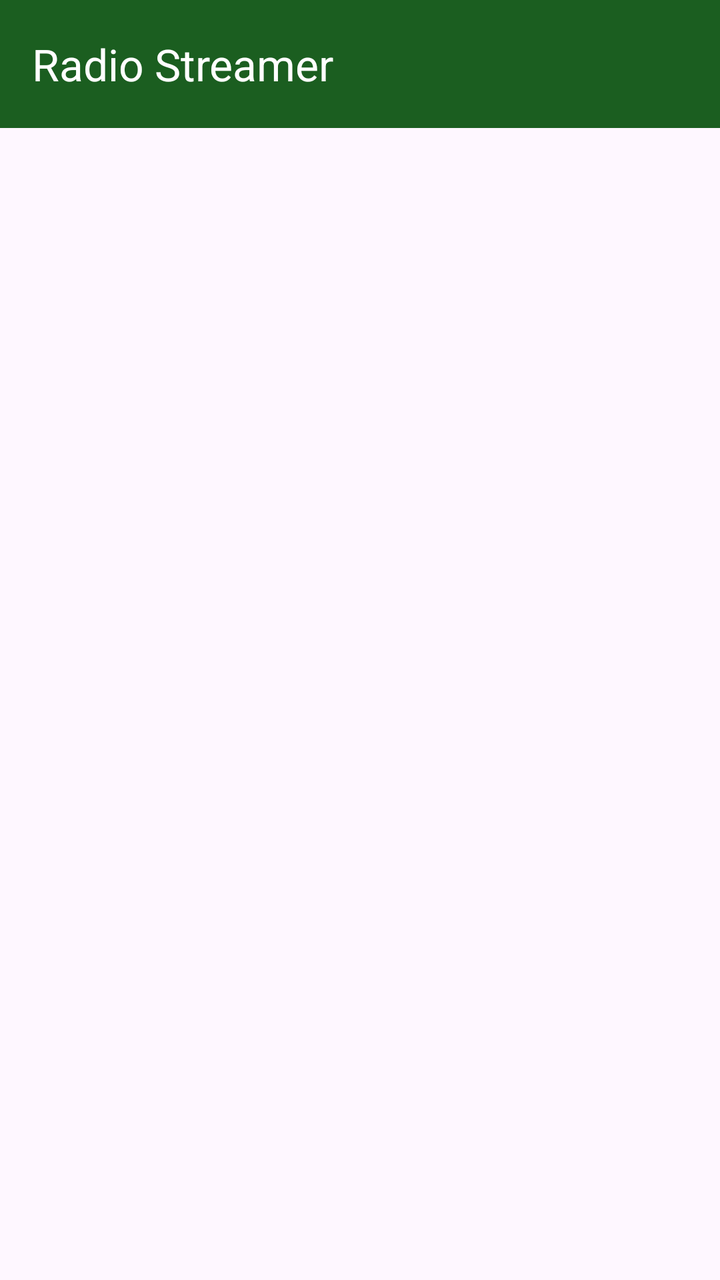
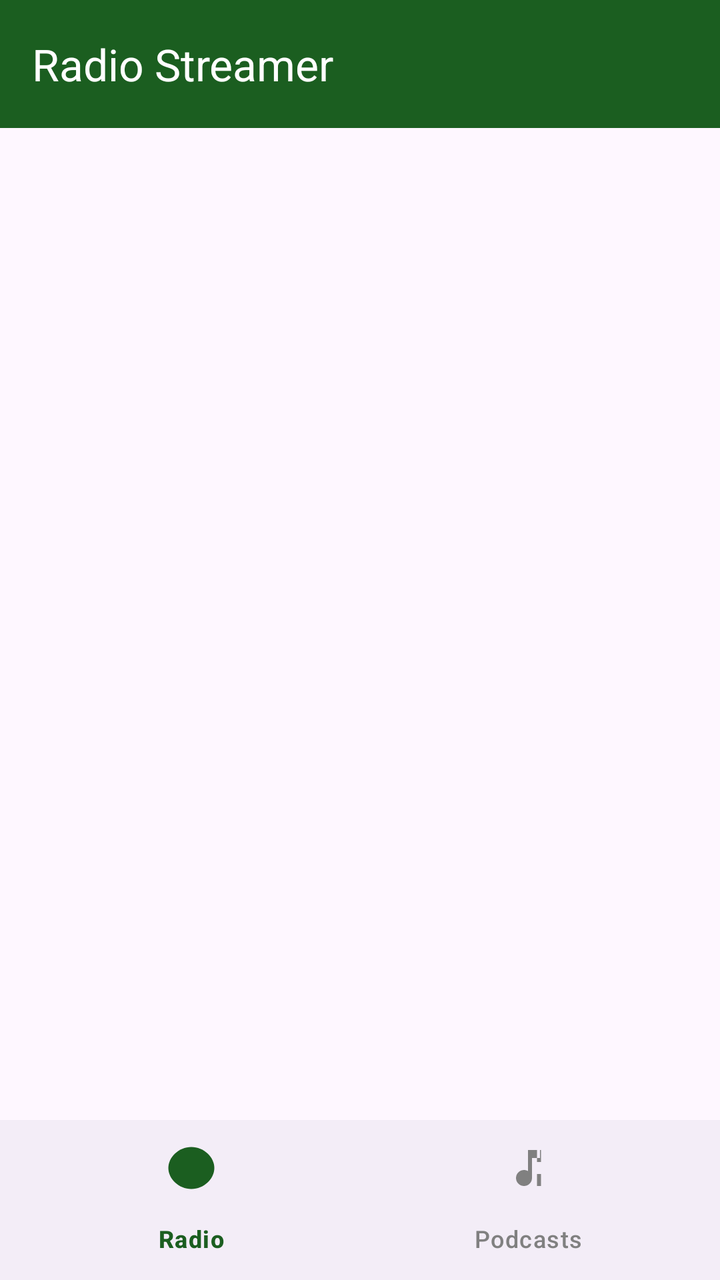

The first picture is an Android layout as it rendered before a commit; the second is the same layout after the commit. The layout source and the unified diff follow.
<!-- AndroidManifest.xml: application theme Theme.RadioStreamer -->
<!-- res/layout/activity_main.xml -->
<?xml version="1.0" encoding="utf-8"?>
<LinearLayout xmlns:android="http://schemas.android.com/apk/res/android"
    xmlns:app="http://schemas.android.com/apk/res-auto"
    android:layout_width="match_parent"
    android:layout_height="match_parent"
    android:orientation="vertical">

    <com.google.android.material.appbar.MaterialToolbar
        android:id="@+id/toolbar"
        android:layout_width="match_parent"
        android:layout_height="?attr/actionBarSize"
        android:background="?attr/colorPrimary"
        app:title="@string/app_name"
        app:titleTextColor="?attr/colorOnPrimary" />

    <FrameLayout
        android:layout_width="match_parent"
        android:layout_height="0dp"
        android:layout_weight="1">

        <androidx.recyclerview.widget.RecyclerView
            android:id="@+id/recyclerStations"
            android:layout_width="match_parent"
            android:layout_height="match_parent"
            android:clipToPadding="false"
            android:paddingTop="8dp"
            android:paddingBottom="8dp" />

        <TextView
            android:id="@+id/emptyView"
            android:layout_width="wrap_content"
            android:layout_height="wrap_content"
            android:layout_gravity="center"
            android:gravity="center"
            android:text="@string/empty_message"
            android:textAppearance="?attr/textAppearanceBodyLarge"
            android:visibility="gone" />
    </FrameLayout>

    <LinearLayout
        android:id="@+id/miniPlayer"
        android:layout_width="match_parent"
        android:layout_height="wrap_content"
        android:background="?attr/colorSurfaceVariant"
        android:gravity="center_vertical"
        android:orientation="horizontal"
        android:paddingStart="16dp"
        android:paddingEnd="8dp"
        android:visibility="gone">

        <TextView
            android:id="@+id/miniTitle"
            android:layout_width="0dp"
            android:layout_height="wrap_content"
            android:layout_weight="1"
            android:ellipsize="end"
            android:maxLines="1"
            android:textAppearance="?attr/textAppearanceTitleMedium" />

        <ImageButton
            android:id="@+id/miniToggle"
            android:layout_width="48dp"
            android:layout_height="48dp"
            android:background="?attr/selectableItemBackgroundBorderless"
            android:contentDescription="@string/play_pause"
            android:src="@drawable/ic_pause" />
    </LinearLayout>
</LinearLayout>
<!-- resources referenced by this layout -->
<resources>
  <!-- drawable ic_pause (drawable) -->
  <vector xmlns:android="http://schemas.android.com/apk/res/android"
      android:width="24dp"
      android:height="24dp"
      android:viewportWidth="24"
      android:viewportHeight="24">
      <path
          android:fillColor="#FF000000"
          android:pathData="M6,19h4L10,5L6,5v14zM14,5v14h4L18,5h-4z" />
  </vector>
  <string name="app_name">Radio Streamer</string>
  <string name="empty_message">No stations yet.\nTap + to add a stream URL.</string>
  <string name="play_pause">Play / pause</string>
  <style name="Theme.RadioStreamer" parent="Theme.Material3.DayNight.NoActionBar">
          <item name="colorPrimary">@color/primary</item>
          <item name="colorOnPrimary">@color/on_primary</item>
      </style>
  <color name="primary">#1B5E20</color>
  <color name="on_primary">#FFFFFF</color>
</resources>

<!-- the commit's change to res/layout/activity_main.xml (unified diff, before → after) -->
@@ -18,23 +18,146 @@
         android:layout_height="0dp"
         android:layout_weight="1">
 
-        <androidx.recyclerview.widget.RecyclerView
-            android:id="@+id/recyclerStations"
+        <LinearLayout
+            android:id="@+id/radioContainer"
             android:layout_width="match_parent"
             android:layout_height="match_parent"
-            android:clipToPadding="false"
-            android:paddingTop="8dp"
-            android:paddingBottom="8dp" />
+            android:orientation="vertical">
 
-        <TextView
-            android:id="@+id/emptyView"
-            android:layout_width="wrap_content"
-            android:layout_height="wrap_content"
-            android:layout_gravity="center"
-            android:gravity="center"
-            android:text="@string/empty_message"
-            android:textAppearance="?attr/textAppearanceBodyLarge"
-            android:visibility="gone" />
+            <FrameLayout
+                android:layout_width="match_parent"
+                android:layout_height="0dp"
+                android:layout_weight="1">
+
+                <androidx.recyclerview.widget.RecyclerView
+                    android:id="@+id/recyclerStations"
+                    android:layout_width="match_parent"
+                    android:layout_height="match_parent"
+                    android:clipToPadding="false"
+                    android:paddingTop="8dp"
+                    android:paddingBottom="8dp" />
+
+                <TextView
+                    android:id="@+id/emptyView"
+                    android:layout_width="wrap_content"
+                    android:layout_height="wrap_content"
+                    android:layout_gravity="center"
+                    android:gravity="center"
+                    android:text="@string/empty_message"
+                    android:textAppearance="?attr/textAppearanceBodyLarge"
+                    android:visibility="gone" />
+            </FrameLayout>
+        </LinearLayout>
+
+        <LinearLayout
+            android:id="@+id/podcastContainer"
+            android:layout_width="match_parent"
+            android:layout_height="match_parent"
+            android:orientation="vertical"
+            android:visibility="gone">
+
+            <LinearLayout
+                android:id="@+id/podcastListLevel"
+                android:layout_width="match_parent"
+                android:layout_height="match_parent"
+                android:orientation="vertical">
+
+                <EditText
+                    android:id="@+id/searchPodcasts"
+                    android:layout_width="match_parent"
+                    android:layout_height="wrap_content"
+                    android:background="@android:color/transparent"
+                    android:drawableStart="@drawable/ic_search"
+                    android:drawablePadding="12dp"
+                    android:hint="@string/search_hint"
+                    android:importantForAutofill="no"
+                    android:inputType="text"
+                    android:padding="16dp"
+                    android:textAppearance="?attr/textAppearanceBodyLarge" />
+
+                <FrameLayout
+                    android:layout_width="match_parent"
+                    android:layout_height="0dp"
+                    android:layout_weight="1">
+
+                    <androidx.recyclerview.widget.RecyclerView
+                        android:id="@+id/recyclerPodcasts"
+                        android:layout_width="match_parent"
+                        android:layout_height="match_parent"
+                        android:clipToPadding="false"
+                        android:paddingTop="8dp"
+                        android:paddingBottom="8dp" />
+
+                    <TextView
+                        android:id="@+id/emptyPodcastsView"
+                        android:layout_width="wrap_content"
+                        android:layout_height="wrap_content"
+                        android:layout_gravity="center"
+                        android:gravity="center"
+                        android:text="@string/empty_podcasts"
+                        android:textAppearance="?attr/textAppearanceBodyLarge"
+                        android:visibility="gone" />
+                </FrameLayout>
+            </LinearLayout>
+
+            <LinearLayout
+                android:id="@+id/episodeListLevel"
+                android:layout_width="match_parent"
+                android:layout_height="match_parent"
+                android:orientation="vertical"
+                android:visibility="gone">
+
+                <LinearLayout
+                    android:layout_width="match_parent"
+                    android:layout_height="wrap_content"
+                    android:gravity="center_vertical"
+                    android:orientation="horizontal"
+                    android:paddingStart="4dp"
+                    android:paddingEnd="16dp">
+
+                    <ImageButton
+                        android:id="@+id/btnBack"
+                        android:layout_width="48dp"
+                        android:layout_height="48dp"
+                        android:background="?attr/selectableItemBackgroundBorderless"
+                        android:contentDescription="@string/back"
+                        android:src="@drawable/ic_arrow_back" />
+
+                    <TextView
+                        android:id="@+id/episodePodcastTitle"
+                        android:layout_width="0dp"
+                        android:layout_height="wrap_content"
+                        android:layout_weight="1"
+                        android:ellipsize="end"
+                        android:maxLines="1"
+                        android:textAppearance="?attr/textAppearanceTitleMedium" />
+                </LinearLayout>
+
+                <FrameLayout
+                    android:layout_width="match_parent"
+                    android:layout_height="0dp"
+                    android:layout_weight="1">
+
+                    <androidx.recyclerview.widget.RecyclerView
+                        android:id="@+id/recyclerEpisodes"
+                        android:layout_width="match_parent"
+                        android:layout_height="match_parent"
+                        android:clipToPadding="false"
+                        android:paddingTop="8dp"
+                        android:paddingBottom="8dp" />
+
+                    <TextView
+                        android:id="@+id/emptyEpisodesView"
+                        android:layout_width="wrap_content"
+                        android:layout_height="wrap_content"
+                        android:layout_gravity="center"
+                        android:gravity="center"
+                        android:text="@string/no_episodes"
+                        android:textAppearance="?attr/textAppearanceBodyLarge"
+                        android:visibility="gone" />
+                </FrameLayout>
+            </LinearLayout>
+        </LinearLayout>
     </FrameLayout>
 
     <LinearLayout
@@ -65,4 +188,12 @@
             android:contentDescription="@string/play_pause"
             android:src="@drawable/ic_pause" />
     </LinearLayout>
+
+    <com.google.android.material.bottomnavigation.BottomNavigationView
+        android:id="@+id/bottomNav"
+        android:layout_width="match_parent"
+        android:layout_height="wrap_content"
+        app:itemIconTint="@color/bottom_nav_color"
+        app:itemTextColor="@color/bottom_nav_color"
+        app:menu="@menu/menu_bottom_nav" />
 </LinearLayout>
<!-- resource entries referenced after the edit -->
@@ -1,5 +1,15 @@
 <!-- resources referenced by this layout -->
 <resources>
+  <!-- drawable ic_arrow_back (drawable) -->
+  <vector xmlns:android="http://schemas.android.com/apk/res/android"
+      android:width="24dp"
+      android:height="24dp"
+      android:viewportWidth="24"
+      android:viewportHeight="24">
+      <path
+          android:fillColor="#FF000000"
+          android:pathData="M20,11H7.83l5.59,-5.59L12,4l-8,8 8,8 1.41,-1.41L7.83,13H20v-2z" />
+  </vector>
   <!-- drawable ic_pause (drawable) -->
   <vector xmlns:android="http://schemas.android.com/apk/res/android"
       android:width="24dp"
@@ -10,9 +20,23 @@
           android:fillColor="#FF000000"
           android:pathData="M6,19h4L10,5L6,5v14zM14,5v14h4L18,5h-4z" />
   </vector>
+  <!-- drawable ic_search (drawable) -->
+  <vector xmlns:android="http://schemas.android.com/apk/res/android"
+      android:width="24dp"
+      android:height="24dp"
+      android:viewportWidth="24"
+      android:viewportHeight="24">
+      <path
+          android:fillColor="#FF000000"
+          android:pathData="M15.5,14h-0.79l-0.28,-0.27C15.41,12.59 16,11.11 16,9.5 16,5.91 13.09,3 9.5,3S3,5.91 3,9.5 5.91,16 9.5,16c1.61,0 3.09,-0.59 4.23,-1.57l0.27,0.28v0.79l5,4.99L20.49,19l-4.99,-5zM9.5,14C7.01,14 5,11.99 5,9.5S7.01,5 9.5,5 14,7.01 14,9.5 11.99,14 9.5,14z" />
+  </vector>
   <string name="app_name">Radio Streamer</string>
+  <string name="back">Back</string>
   <string name="empty_message">No stations yet.\nTap + to add a stream URL.</string>
+  <string name="empty_podcasts">No podcasts yet.\nTap + to search or add an RSS feed.</string>
+  <string name="no_episodes">No episodes found</string>
   <string name="play_pause">Play / pause</string>
+  <string name="search_hint">Search podcasts</string>
   <style name="Theme.RadioStreamer" parent="Theme.Material3.DayNight.NoActionBar">
           <item name="colorPrimary">@color/primary</item>
           <item name="colorOnPrimary">@color/on_primary</item>
